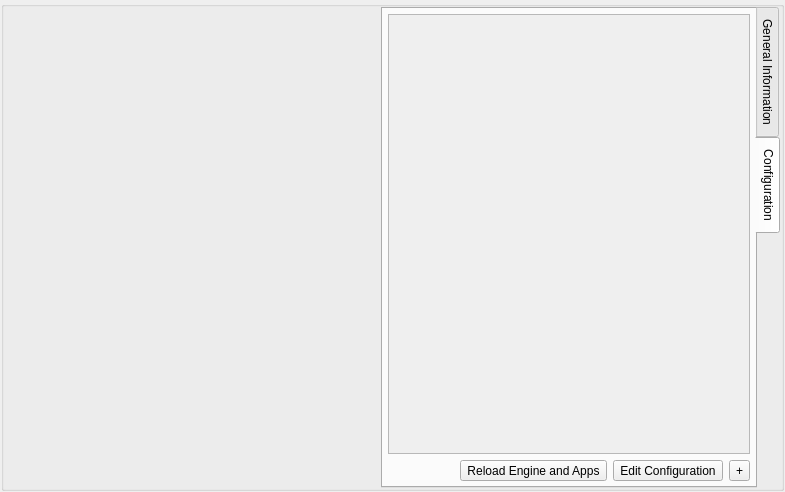
shotgunsoftware/tk-core, file python/tank/platform/qt/tank_dialog.ui: the form before one commit.
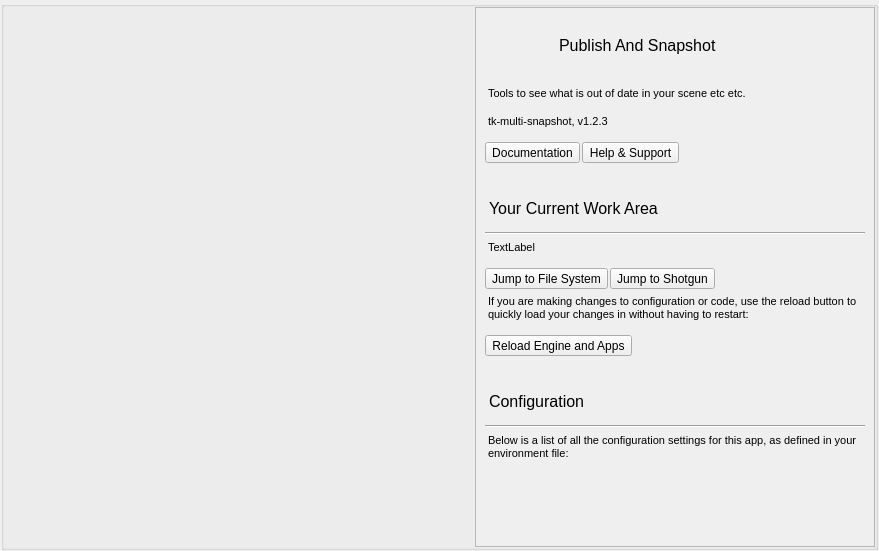
The form after the commit. The open tabs and pages were chosen to show the change. Icons and pictures are not drawn.

```diff
--- a/python/tank/platform/qt/tank_dialog.ui
+++ b/python/tank/platform/qt/tank_dialog.ui
@@ -6,8 +6,8 @@
    <rect>
     <x>0</x>
     <y>0</y>
-    <width>785</width>
-    <height>492</height>
+    <width>879</width>
+    <height>551</height>
    </rect>
   </property>
   <property name="windowTitle">
@@ -223,6 +223,9 @@
             <property name="orientation">
              <enum>Qt::Horizontal</enum>
             </property>
+            <property name="sizeType">
+             <enum>QSizePolicy::Expanding</enum>
+            </property>
             <property name="sizeHint" stdset="0">
              <size>
               <width>145</width>
@@ -276,37 +279,30 @@
            </widget>
           </item>
           <item>
-           <widget class="QTabWidget" name="tabWidget">
-            <property name="minimumSize">
-             <size>
-              <width>400</width>
-              <height>0</height>
-             </size>
-            </property>
-            <property name="maximumSize">
-             <size>
-              <width>400</width>
-              <height>16777215</height>
-             </size>
-            </property>
-            <property name="tabPosition">
-             <enum>QTabWidget::East</enum>
-            </property>
-            <property name="currentIndex">
-             <number>0</number>
-            </property>
-            <widget class="QWidget" name="tab">
-             <attribute name="title">
-              <string>General Information</string>
-             </attribute>
-             <layout class="QVBoxLayout" name="verticalLayout_7">
-              <property name="margin">
-               <number>5</number>
-              </property>
-              <item>
                <widget class="QScrollArea" name="scrollArea">
-                <property name="frameShape">
-                 <enum>QFrame::StyledPanel</enum>
+            <property name="minimumSize">
+             <size>
+              <width>400</width>
+              <height>0</height>
+             </size>
+            </property>
+            <property name="maximumSize">
+             <size>
+              <width>400</width>
+              <height>16777215</height>
+             </size>
+            </property>
+            <property name="styleSheet">
+             <string notr="true">/*
+All labels inside this scroll area should be 12px font.
+This is to avoid the UI looking different in different app like
+maya and nuke which all use slightly different style sheets.
+ */
+QLabel{
+   font-size: 11px;
+   margin-bottom: 8px
+}
+</string>
                 </property>
                 <property name="horizontalScrollBarPolicy">
                  <enum>Qt::ScrollBarAlwaysOff</enum>
@@ -319,29 +315,11 @@
                   <rect>
                    <x>0</x>
                    <y>0</y>
-                   <width>359</width>
-                   <height>465</height>
+               <width>383</width>
+               <height>566</height>
                   </rect>
                  </property>
                  <layout class="QVBoxLayout" name="verticalLayout_4">
-                  <item>
-                   <widget class="QLabel" name="label_6">
-                    <property name="styleSheet">
-                     <string notr="true">font-size: 16px;
-margin-top: 5px;</string>
-                    </property>
-                    <property name="text">
-                     <string>General Information</string>
-                    </property>
-                   </widget>
-                  </item>
-                  <item>
-                   <widget class="Line" name="line_3">
-                    <property name="orientation">
-                     <enum>Qt::Horizontal</enum>
-                    </property>
-                   </widget>
-                  </item>
                   <item>
                    <layout class="QHBoxLayout" name="horizontalLayout_4">
                     <item>
@@ -397,9 +375,6 @@
                   </item>
                   <item>
                    <widget class="QLabel" name="app_description">
-                    <property name="styleSheet">
-                     <string notr="true">font-size: 12px</string>
-                    </property>
                     <property name="text">
                      <string>Tools to see what is out of date in your scene etc etc.</string>
                     </property>
@@ -428,16 +403,15 @@
                       <height>22</height>
                      </size>
                     </property>
-                    <property name="styleSheet">
-                     <string notr="true">font-size: 10px;
-</string>
-                    </property>
                     <property name="text">
                      <string>tk-multi-snapshot, v1.2.3</string>
                     </property>
                     <property name="alignment">
                      <set>Qt::AlignLeading|Qt::AlignLeft|Qt::AlignVCenter</set>
                     </property>
+                <property name="wordWrap">
+                 <bool>true</bool>
+                </property>
                    </widget>
                   </item>
                   <item>
@@ -494,9 +468,6 @@
                   </item>
                   <item>
                    <widget class="QLabel" name="app_work_area_info">
-                    <property name="styleSheet">
-                     <string notr="true">font-size: 12px; margin-bottom: 8px</string>
-                    </property>
                     <property name="text">
                      <string>TextLabel</string>
                     </property>
@@ -540,68 +511,50 @@
                    </layout>
                   </item>
                   <item>
-                   <spacer name="verticalSpacer_2">
-                    <property name="orientation">
-                     <enum>Qt::Vertical</enum>
-                    </property>
-                    <property name="sizeHint" stdset="0">
-                     <size>
-                      <width>328</width>
-                      <height>0</height>
-                     </size>
-                    </property>
-                   </spacer>
-                  </item>
-                 </layout>
-                </widget>
-               </widget>
+               <widget class="QLabel" name="app_work_area_info_2">
+                <property name="text">
+                 <string>If you are making changes to configuration or code, use the reload button to quickly load your changes in without having to restart:</string>
+                </property>
+                <property name="wordWrap">
+                 <bool>true</bool>
+                </property>
+               </widget>
               </item>
-             </layout>
-            </widget>
-            <widget class="QWidget" name="tab_2">
-             <attribute name="title">
+              <item>
+               <widget class="QToolButton" name="btn_reload">
+                <property name="text">
+                 <string>Reload Engine and Apps</string>
+                </property>
+               </widget>
+              </item>
+              <item>
+               <widget class="QLabel" name="config_header">
+                <property name="styleSheet">
+                 <string notr="true">font-size: 16px;
+margin-top: 30px;</string>
+                </property>
+                <property name="text">
               <string>Configuration</string>
-             </attribute>
-             <layout class="QVBoxLayout" name="verticalLayout_6">
-              <property name="margin">
-               <number>5</number>
-              </property>
+                </property>
+               </widget>
+              </item>
               <item>
-               <layout class="QVBoxLayout" name="verticalLayout_5">
+               <widget class="Line" name="config_line">
+                <property name="orientation">
+                 <enum>Qt::Horizontal</enum>
+                </property>
+               </widget>
+              </item>
                 <item>
-                 <widget class="QScrollArea" name="page2_scroll">
-                  <property name="styleSheet">
-                   <string notr="true">/* 
-All labels inside this scroll area should be 12px font.
-This is to avoid the UI looking different in different apps like
-maya and nuke which all use slightly different style sheets.
- */
-QLabel{
-   font-size: 12px;
-}</string>
-                  </property>
-                  <property name="horizontalScrollBarPolicy">
-                   <enum>Qt::ScrollBarAsNeeded</enum>
-                  </property>
-                  <property name="widgetResizable">
+               <widget class="QLabel" name="config_label">
+                <property name="text">
+                 <string>Below is a list of all the configuration settings for this app, as defined in your environment file:</string>
+                </property>
+                <property name="wordWrap">
                    <bool>true</bool>
                   </property>
-                  <widget class="QWidget" name="page2_scrollcontents">
-                   <property name="geometry">
-                    <rect>
-                     <x>0</x>
-                     <y>0</y>
-                     <width>357</width>
-                     <height>428</height>
-                    </rect>
-                   </property>
-                   <layout class="QVBoxLayout" name="verticalLayout_9" stretch="0,1">
-                    <property name="spacing">
-                     <number>-1</number>
-                    </property>
-                    <property name="margin">
-                     <number>12</number>
-                    </property>
+               </widget>
+              </item>
                     <item>
                      <layout class="QVBoxLayout" name="config_layout">
                       <property name="spacing">
@@ -610,61 +563,17 @@
                      </layout>
                     </item>
                     <item>
-                     <spacer name="verticalSpacer">
+               <spacer name="verticalSpacer_2">
                       <property name="orientation">
                        <enum>Qt::Vertical</enum>
                       </property>
                       <property name="sizeHint" stdset="0">
                        <size>
-                        <width>20</width>
+                  <width>328</width>
                         <height>0</height>
                        </size>
                       </property>
                      </spacer>
-                    </item>
-                   </layout>
-                  </widget>
-                 </widget>
-                </item>
-                <item>
-                 <layout class="QHBoxLayout" name="horizontalLayout_11" stretch="1,0,0,0">
-                  <item>
-                   <spacer name="horizontalSpacer_7">
-                    <property name="orientation">
-                     <enum>Qt::Horizontal</enum>
-                    </property>
-                    <property name="sizeHint" stdset="0">
-                     <size>
-                      <width>40</width>
-                      <height>20</height>
-                     </size>
-                    </property>
-                   </spacer>
-                  </item>
-                  <item>
-                   <widget class="QToolButton" name="btn_reload">
-                    <property name="text">
-                     <string>Reload Engine and Apps</string>
-                    </property>
-                   </widget>
-                  </item>
-                  <item>
-                   <widget class="QToolButton" name="btn_edit_config">
-                    <property name="text">
-                     <string>Edit Configuration</string>
-                    </property>
-                   </widget>
-                  </item>
-                  <item>
-                   <widget class="QToolButton" name="btn_add_parameter">
-                    <property name="text">
-                     <string>+</string>
-                    </property>
-                   </widget>
-                  </item>
-                 </layout>
-                </item>
-               </layout>
               </item>
              </layout>
             </widget>
```
Lines whose indentation alone changed are shown as unchanged.
